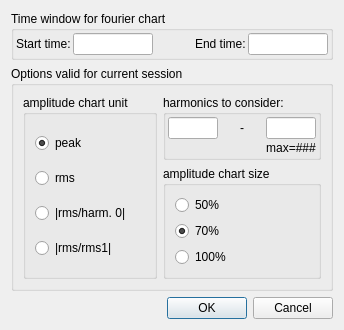
Above: Dialogs/CFourOptions.ui from max-privato/PlotXY_OpenSource before the change. Below: the same form after it.
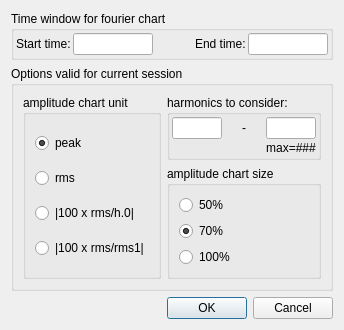
That is the form after the change.

Commit message: Use % instead of pu when computing harmonics in relative terms

Diff of the .ui file:
```diff
--- a/Dialogs/CFourOptions.ui
+++ b/Dialogs/CFourOptions.ui
@@ -120,14 +120,14 @@
          <item>
           <widget class="QRadioButton" name="rmsTo0Btn">
            <property name="text">
-            <string>|rms/harm. 0|</string>
+            <string>|100 x rms/h.0|</string>
            </property>
           </widget>
          </item>
          <item>
           <widget class="QRadioButton" name="rmsTo1Btn">
            <property name="text">
-            <string>|rms/rms1|</string>
+            <string>|100 x rms/rms1|</string>
            </property>
           </widget>
          </item>
```
The commit also changes 1 other file.
